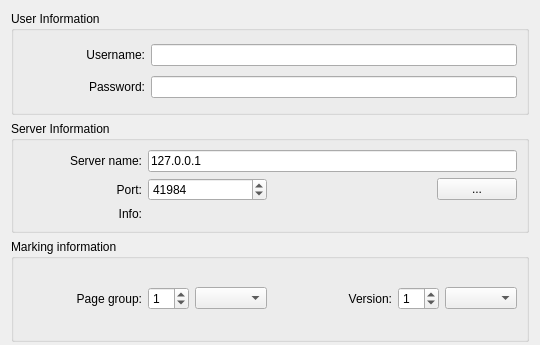
Old version of the form qtCreatorFiles/ui_chooser.ui in the repository plomgrading/plom; both pictures show x 0 to 540 and y 0 to 345 of the 540 by 572 pixel window.
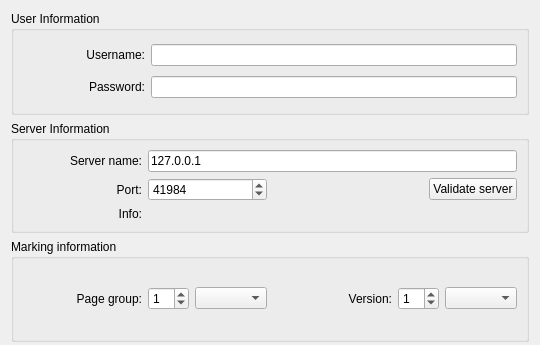
New version of the form.

Commit message: relabel button

```diff
--- a/qtCreatorFiles/ui_chooser.ui
+++ b/qtCreatorFiles/ui_chooser.ui
@@ -109,7 +109,7 @@
         </property>
        </widget>
       </item>
-      <item row="2" column="3">
+      <item row="2" column="2" colspan="2">
        <layout class="QHBoxLayout" name="horizontalLayout_5">
         <item>
          <spacer name="horizontalSpacer">
@@ -130,7 +130,7 @@
         <item>
          <widget class="QPushButton" name="pgGet">
           <property name="text">
-           <string notr="true">...</string>
+           <string>Validate server</string>
           </property>
          </widget>
         </item>
@@ -146,19 +146,6 @@
         </property>
        </widget>
       </item>
-      <item row="2" column="2">
-       <spacer name="horizontalSpacer_3">
-        <property name="orientation">
-         <enum>Qt::Horizontal</enum>
-        </property>
-        <property name="sizeHint" stdset="0">
-         <size>
-          <width>40</width>
-          <height>20</height>
-         </size>
-        </property>
-       </spacer>
-      </item>
      </layout>
     </widget>
    </item>
```
Left out of the diff: 40 changed lines with no effect on the pictures. The commit also changes 1 other file.
